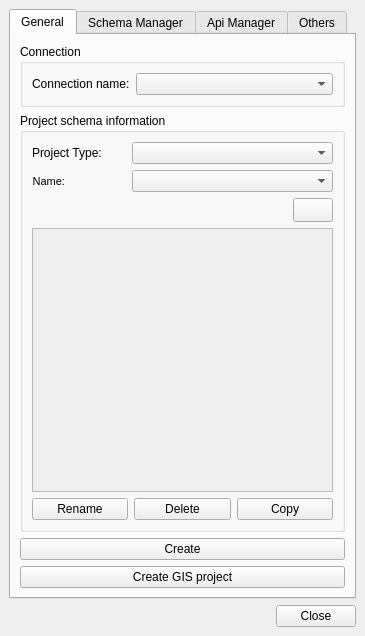
Giswater/giswater_qgis_plugin, file ui/readsql.ui: the form before one commit.
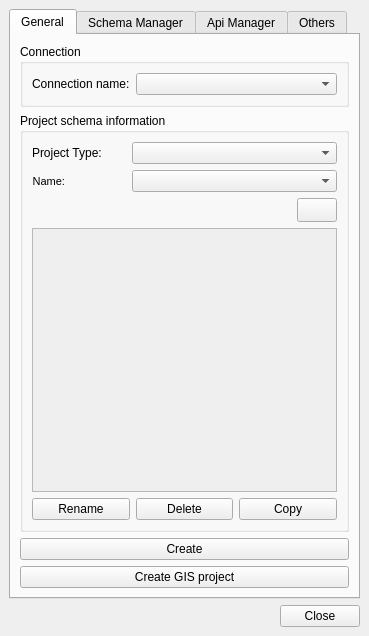
The form after the commit. The open tabs and pages were chosen to show the change. Icons and pictures are not drawn.

Commit message: Change index for initial tab

Diff of the .ui file:
```diff
--- a/ui/readsql.ui
+++ b/ui/readsql.ui
@@ -6,7 +6,7 @@
    <rect>
     <x>0</x>
     <y>0</y>
-    <width>365</width>
+    <width>369</width>
     <height>636</height>
    </rect>
   </property>
```
Left out of the diff: 2 changed lines with no effect on the pictures.
